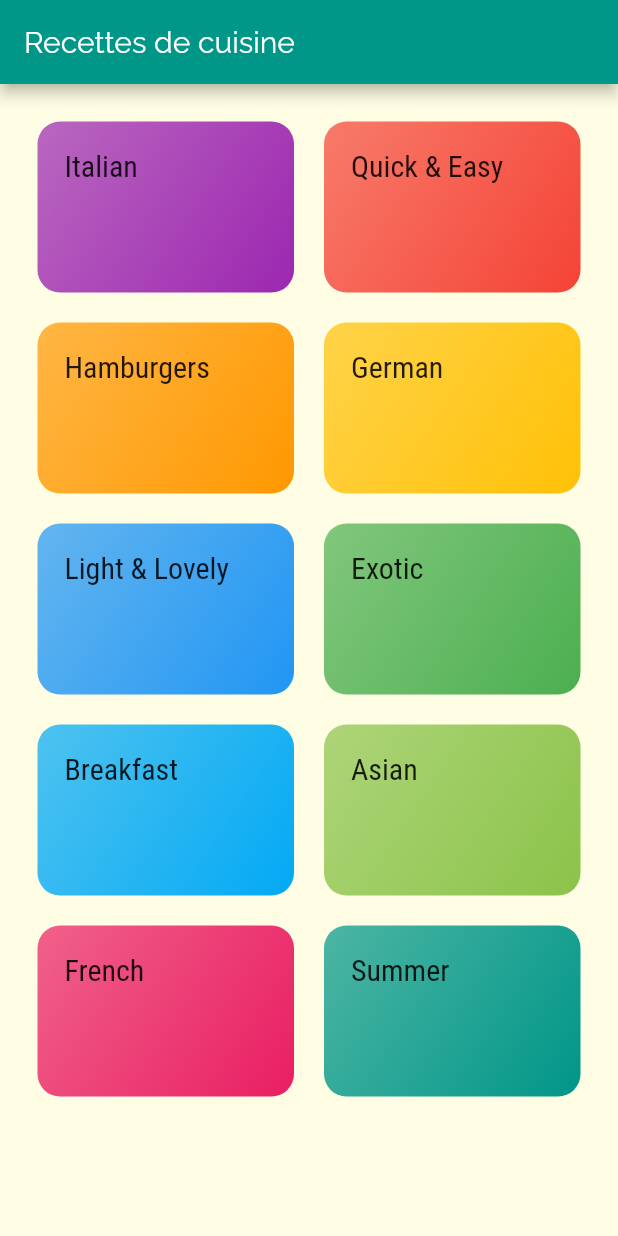
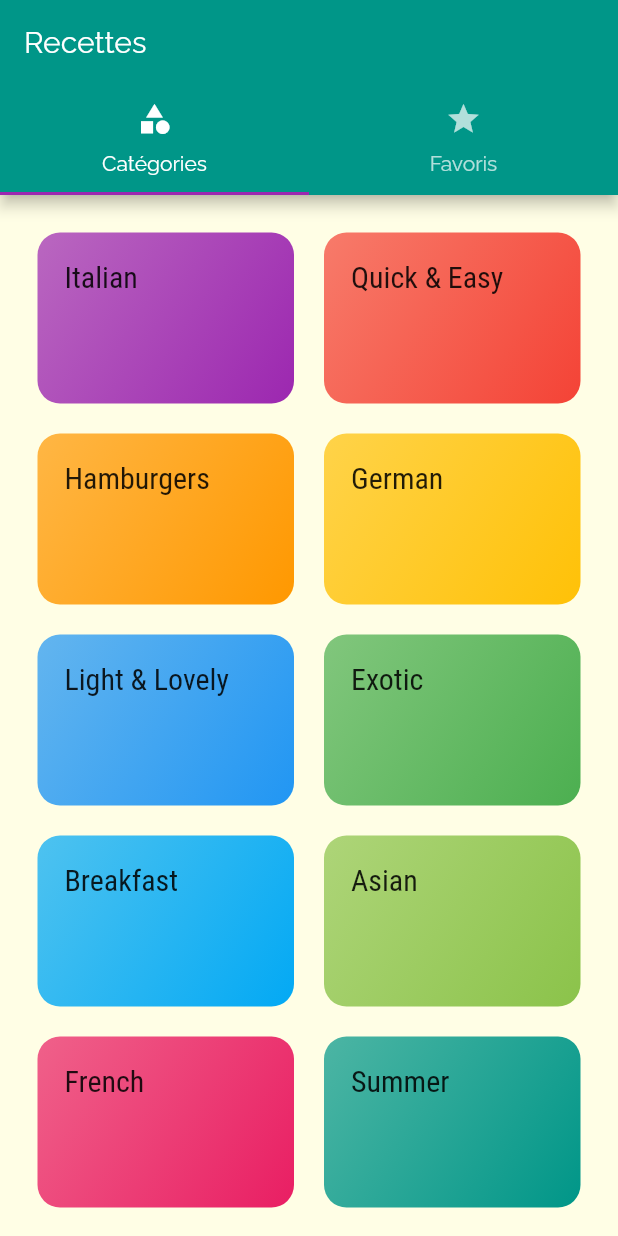
Before and after one commit to noucharles/recettes_cuisines, a Flutter app: the screen it shows after launch, on a phone screen of 412 x 824 dp. Run offline on Flutter 3.47's test engine with Material 2 defaults, Android fonts, the phone set to English and light mode, and no system bars.

Commit message:
début TabBart

```diff
--- a/lib/main.dart
+++ b/lib/main.dart
@@ -1,6 +1,7 @@
 import 'package:flutter/material.dart';
 import 'package:meal_app/screens/categories_screen.dart';
 import 'package:meal_app/screens/meal_detail_screen.dart';
+import 'package:meal_app/screens/tabs_screen.dart';
 
 import 'screens/categories_meals_screen.dart';
 
@@ -41,7 +42,7 @@ class MyApp extends StatelessWidget {
       initialRoute: '/',
       //MyHomePage(title: 'Flutter Demo Home Page'),
       routes: {
-        '/': (context) => CategoriesScreen(),
+        '/': (context) => TabsScreen(),
         CategoriesMealsScreen.routeName : (context) => CategoriesMealsScreen(),
         MealDetailScreen.routeName : (context) => MealDetailScreen(),
       },
--- a/lib/screens/categories_screen.dart
+++ b/lib/screens/categories_screen.dart
@@ -8,9 +8,7 @@ class CategoriesScreen extends StatelessWidget {
   Widget build(BuildContext context) {
     // GridView fonctione comme Listview mais pas juste des elts cote à cote
     // mais plutot comme une grille d'elts
-    return Scaffold(
-      appBar: AppBar(title: const Text("Recettes de cuisine"),),
-      body: GridView(
+    return GridView(
         padding: const EdgeInsets.all(25),
         children: DUMMY_CATEGORIES
             .map((catData) =>
@@ -22,7 +20,6 @@ class CategoriesScreen extends StatelessWidget {
           crossAxisSpacing: 20,
           mainAxisSpacing: 20,
         ),
-      ),
     );
   }
 }
--- /dev/null
+++ b/lib/screens/favorites_screen.dart
@@ -0,0 +1,10 @@
+import 'package:flutter/material.dart';
+
+class FavoritesScreen extends StatelessWidget {
+  @override
+  Widget build(BuildContext context) {
+    return Center(
+      child: Text("Favoris screen"),
+    );
+  }
+}
--- /dev/null
+++ b/lib/screens/tabs_screen.dart
@@ -0,0 +1,30 @@
+import 'package:flutter/material.dart';
+import 'package:meal_app/screens/categories_screen.dart';
+
+import 'favorites_screen.dart';
+
+class TabsScreen extends StatefulWidget {
+  @override
+  _TabsScreenState createState() => _TabsScreenState();
+}
+
+class _TabsScreenState extends State<TabsScreen> {
+  @override
+  Widget build(BuildContext context) {
+    return DefaultTabController(
+      length: 2,
+      child: Scaffold(
+        appBar: AppBar(
+          title: Text('Recettes'),
+          bottom: TabBar(
+            tabs: [
+              Tab(icon: Icon(Icons.category), text: 'Catégories'),
+              Tab(icon: Icon(Icons.star), text: 'Favoris'),
+            ],
+          ),
+        ),
+        body: TabBarView(children: [CategoriesScreen(), FavoritesScreen()]),
+      ),
+    );
+  }
+}
```
